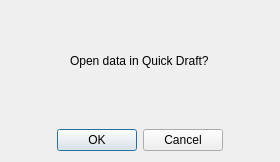
Qt form ui/dialogs/open_quick_draft.ui (elian-olbz/mlbb-drafting-and-simulation-tools) before a commit.
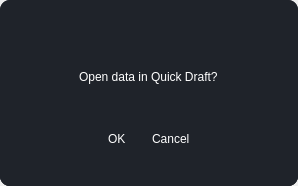
The same form after that commit. Icons and pictures are not drawn.

Commit message: added custom title bar to all pages and dialogs. rounded edges for pages still not polished

```diff
--- a/ui/dialogs/open_quick_draft.ui
+++ b/ui/dialogs/open_quick_draft.ui
@@ -6,14 +6,17 @@
    <rect>
     <x>0</x>
     <y>0</y>
-    <width>280</width>
-    <height>162</height>
+    <width>298</width>
+    <height>186</height>
    </rect>
   </property>
   <property name="windowTitle">
    <string>Dialog</string>
   </property>
   <layout class="QVBoxLayout" name="verticalLayout">
+   <property name="spacing">
+    <number>0</number>
+   </property>
    <property name="leftMargin">
     <number>0</number>
    </property>
@@ -23,29 +26,260 @@
    <property name="rightMargin">
     <number>0</number>
    </property>
+   <property name="bottomMargin">
+    <number>0</number>
+   </property>
    <item>
-    <widget class="QWidget" name="widget" native="true">
+    <widget class="QFrame" name="drop_shadow">
+     <property name="styleSheet">
+      <string notr="true">background-color: qlineargradient(spread:pad, x1:0, y1:0, x2:1, y2:1, stop:0 rgba(35, 39, 46, 1), stop:0.521368 rgba(31, 35, 42, 1));
+border-radius: 10px;</string>
+     </property>
+     <property name="frameShape">
+      <enum>QFrame::StyledPanel</enum>
+     </property>
+     <property name="frameShadow">
+      <enum>QFrame::Raised</enum>
+     </property>
      <layout class="QVBoxLayout" name="verticalLayout_2">
-      <item alignment="Qt::AlignHCenter|Qt::AlignVCenter">
-       <widget class="QLabel" name="label">
-        <property name="text">
-         <string>Open data in Quick Draft?</string>
+      <property name="spacing">
+       <number>0</number>
+      </property>
+      <property name="leftMargin">
+       <number>0</number>
+      </property>
+      <property name="topMargin">
+       <number>0</number>
+      </property>
+      <property name="rightMargin">
+       <number>0</number>
+      </property>
+      <property name="bottomMargin">
+       <number>0</number>
+      </property>
+      <item>
+       <widget class="QWidget" name="main_widget" native="true">
+        <property name="styleSheet">
+         <string notr="true">*{
+border:none;
+background-color:transparent;
+background:transparent;
+padding:0;
+margin:0;
+color:#fff
+}
+#main_widget{
+background-color:#1f232a;
+}
+
+QPushButton{
+text-align:left;
+padding: 5px 10px;
+border-top-left-radius: 10px;
+border-bottom-left-radius: 10px;
+}</string>
         </property>
+        <layout class="QVBoxLayout" name="verticalLayout_3">
+         <property name="spacing">
+          <number>0</number>
+         </property>
+         <property name="leftMargin">
+          <number>0</number>
+         </property>
+         <property name="topMargin">
+          <number>0</number>
+         </property>
+         <property name="rightMargin">
+          <number>0</number>
+         </property>
+         <property name="bottomMargin">
+          <number>0</number>
+         </property>
+         <item>
+          <widget class="QFrame" name="exit_frame">
+           <property name="minimumSize">
+            <size>
+             <width>0</width>
+             <height>0</height>
+            </size>
+           </property>
+           <property name="maximumSize">
+            <size>
+             <width>16777215</width>
+             <height>40</height>
+            </size>
+           </property>
+           <property name="frameShape">
+            <enum>QFrame::StyledPanel</enum>
+           </property>
+           <property name="frameShadow">
+            <enum>QFrame::Raised</enum>
+           </property>
+           <layout class="QVBoxLayout" name="verticalLayout_4">
+            <property name="spacing">
+             <number>0</number>
+            </property>
+            <property name="leftMargin">
+             <number>0</number>
+            </property>
+            <property name="topMargin">
+             <number>0</number>
+            </property>
+            <property name="rightMargin">
+             <number>0</number>
+            </property>
+            <property name="bottomMargin">
+             <number>0</number>
+            </property>
+            <item alignment="Qt::AlignRight|Qt::AlignTop">
+             <widget class="QPushButton" name="exit_button_2">
+              <property name="text">
+               <string/>
+              </property>
+              <property name="icon">
+               <iconset resource="../rsc.qrc">
+                <normaloff>:/icons/icons/x.svg</normaloff>:/icons/icons/x.svg</iconset>
+              </property>
+              <property name="iconSize">
+               <size>
+                <width>16</width>
+                <height>16</height>
+               </size>
+              </property>
+             </widget>
+            </item>
+           </layout>
+          </widget>
+         </item>
+         <item alignment="Qt::AlignHCenter">
+          <widget class="QWidget" name="widget_2" native="true">
+           <layout class="QVBoxLayout" name="verticalLayout_5">
+            <item>
+             <widget class="QLabel" name="label">
+              <property name="text">
+               <string>Open data in Quick Draft?</string>
+              </property>
+             </widget>
+            </item>
+           </layout>
+          </widget>
+         </item>
+         <item>
+          <widget class="QFrame" name="bottom_frame">
+           <property name="frameShape">
+            <enum>QFrame::StyledPanel</enum>
+           </property>
+           <property name="frameShadow">
+            <enum>QFrame::Raised</enum>
+           </property>
+           <layout class="QVBoxLayout" name="verticalLayout_6">
+            <property name="spacing">
+             <number>0</number>
+            </property>
+            <property name="leftMargin">
+             <number>0</number>
+            </property>
+            <property name="topMargin">
+             <number>0</number>
+            </property>
+            <property name="rightMargin">
+             <number>0</number>
+            </property>
+            <property name="bottomMargin">
+             <number>0</number>
+            </property>
+            <item alignment="Qt::AlignHCenter">
+             <widget class="QFrame" name="button_frame">
+              <property name="frameShape">
+               <enum>QFrame::StyledPanel</enum>
+              </property>
+              <property name="frameShadow">
+               <enum>QFrame::Raised</enum>
+              </property>
+              <layout class="QHBoxLayout" name="horizontalLayout">
+               <item>
+                <widget class="QDialogButtonBox" name="buttonBox">
+                 <property name="orientation">
+                  <enum>Qt::Horizontal</enum>
+                 </property>
+                 <property name="standardButtons">
+                  <set>QDialogButtonBox::Cancel|QDialogButtonBox::Ok</set>
+                 </property>
+                </widget>
+               </item>
+              </layout>
+             </widget>
+            </item>
+            <item>
+             <widget class="QFrame" name="grip">
+              <property name="maximumSize">
+               <size>
+                <width>16777215</width>
+                <height>20</height>
+               </size>
+              </property>
+              <property name="styleSheet">
+               <string notr="true">background-color:#1f232a;</string>
+              </property>
+              <property name="frameShape">
+               <enum>QFrame::NoFrame</enum>
+              </property>
+              <property name="frameShadow">
+               <enum>QFrame::Raised</enum>
+              </property>
+              <layout class="QVBoxLayout" name="verticalLayout_12">
+               <property name="spacing">
+                <number>0</number>
+               </property>
+               <property name="leftMargin">
+                <number>0</number>
+               </property>
+               <property name="topMargin">
+                <number>0</number>
+               </property>
+               <property name="rightMargin">
+                <number>10</number>
+               </property>
+               <property name="bottomMargin">
+                <number>10</number>
+               </property>
+               <item alignment="Qt::AlignRight">
+                <widget class="QFrame" name="frame_grip_2">
+                 <property name="minimumSize">
+                  <size>
+                   <width>15</width>
+                   <height>15</height>
+                  </size>
+                 </property>
+                 <property name="maximumSize">
+                  <size>
+                   <width>30</width>
+                   <height>30</height>
+                  </size>
+                 </property>
+                 <property name="styleSheet">
+                  <string notr="true">padding: 5px;</string>
+                 </property>
+                 <property name="frameShape">
+                  <enum>QFrame::StyledPanel</enum>
+                 </property>
+                 <property name="frameShadow">
+                  <enum>QFrame::Raised</enum>
+                 </property>
+                </widget>
+               </item>
+              </layout>
+             </widget>
+            </item>
+           </layout>
+          </widget>
+         </item>
+        </layout>
        </widget>
       </item>
      </layout>
     </widget>
    </item>
-   <item alignment="Qt::AlignHCenter">
-    <widget class="QDialogButtonBox" name="buttonBox">
-     <property name="orientation">
-      <enum>Qt::Horizontal</enum>
-     </property>
-     <property name="standardButtons">
-      <set>QDialogButtonBox::Cancel|QDialogButtonBox::Ok</set>
-     </property>
-    </widget>
-   </item>
   </layout>
  </widget>
  <resources/>
```
Left out of the diff: 39 changed lines with no effect on the pictures. The commit also changes 19 other files.
